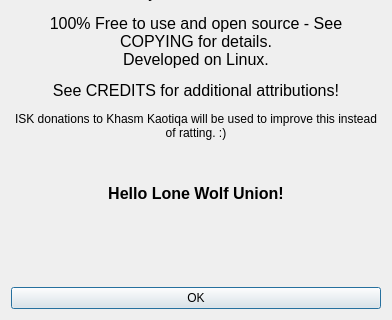
This is src/info.ui in 3vi1/IMP as Qt 5 draws it before an edit; both pictures show x 0 to 392 and y 264 to 584 of the 392 by 584 pixel window. The edited form follows.
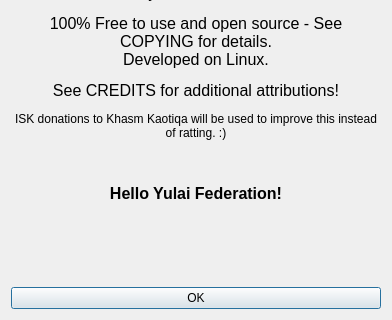
This is the edited form. Icons and pictures are not drawn.

Patch:
```diff
--- a/src/info.ui
+++ b/src/info.ui
@@ -129,7 +129,7 @@
       </sizepolicy>
      </property>
      <property name="text">
-      <string>&lt;html&gt;&lt;head/&gt;&lt;body&gt;&lt;p align=&quot;center&quot;&gt;&lt;span style=&quot; font-size:12pt;&quot;&gt;Created by Jesse Litton&lt;br/&gt;&lt;/span&gt;©&lt;span style=&quot; font-size:12pt;&quot;&gt; Copyright 2016-2017&lt;/span&gt;&lt;/p&gt;&lt;p align=&quot;center&quot;&gt;&lt;span style=&quot; font-size:12pt;&quot;&gt;Icon, logo, miscellaneous sounds, and music&lt;br/&gt;by Lorelei Litton&lt;/span&gt;&lt;/p&gt;&lt;p align=&quot;center&quot;&gt;&lt;span style=&quot; font-size:12pt;&quot;&gt;100% Free to use and open source - See COPYING for details.&lt;br/&gt;Developed on Linux.&lt;/span&gt;&lt;/p&gt;&lt;p align=&quot;center&quot;&gt;&lt;span style=&quot; font-size:12pt;&quot;&gt;See CREDITS for additional attributions!&lt;/span&gt;&lt;/p&gt;&lt;p align=&quot;center&quot;&gt;&lt;span style=&quot; font-size:9pt;&quot;&gt;ISK donations to Khasm Kaotiqa will be used to improve this instead of ratting. :)&lt;/span&gt;&lt;/p&gt;&lt;p align=&quot;center&quot;&gt;&lt;img src=&quot;:/graphics/impicon.png&quot; width=&quot;42&quot; height=&quot;42&quot;/&gt;&lt;span style=&quot; font-size:9pt;&quot;&gt;&lt;br/&gt;&lt;/span&gt;&lt;span style=&quot; font-size:12pt;&quot;&gt;&lt;br/&gt;&lt;/span&gt;&lt;span style=&quot; font-size:12pt; font-weight:600;&quot;&gt;Hello Lone Wolf Union!&lt;/span&gt;&lt;/p&gt;&lt;/body&gt;&lt;/html&gt;</string>
+      <string>&lt;html&gt;&lt;head/&gt;&lt;body&gt;&lt;p align=&quot;center&quot;&gt;&lt;span style=&quot; font-size:12pt;&quot;&gt;Created by Jesse Litton&lt;br/&gt;&lt;/span&gt;©&lt;span style=&quot; font-size:12pt;&quot;&gt; Copyright 2016-2017&lt;/span&gt;&lt;/p&gt;&lt;p align=&quot;center&quot;&gt;&lt;span style=&quot; font-size:12pt;&quot;&gt;Icon, logo, miscellaneous sounds, and music&lt;br/&gt;by Lorelei Litton&lt;/span&gt;&lt;/p&gt;&lt;p align=&quot;center&quot;&gt;&lt;span style=&quot; font-size:12pt;&quot;&gt;100% Free to use and open source - See COPYING for details.&lt;br/&gt;Developed on Linux.&lt;/span&gt;&lt;/p&gt;&lt;p align=&quot;center&quot;&gt;&lt;span style=&quot; font-size:12pt;&quot;&gt;See CREDITS for additional attributions!&lt;/span&gt;&lt;/p&gt;&lt;p align=&quot;center&quot;&gt;&lt;span style=&quot; font-size:9pt;&quot;&gt;ISK donations to Khasm Kaotiqa will be used to improve this instead of ratting. :)&lt;/span&gt;&lt;/p&gt;&lt;p align=&quot;center&quot;&gt;&lt;img src=&quot;:/graphics/impicon.png&quot; width=&quot;42&quot; height=&quot;42&quot;/&gt;&lt;span style=&quot; font-size:9pt;&quot;&gt;&lt;br/&gt;&lt;/span&gt;&lt;span style=&quot; font-size:12pt;&quot;&gt;&lt;br/&gt;&lt;/span&gt;&lt;span style=&quot; font-size:12pt; font-weight:600;&quot;&gt;Hello Yulai Federation!&lt;/span&gt;&lt;/p&gt;&lt;/body&gt;&lt;/html&gt;</string>
      </property>
      <property name="wordWrap">
       <bool>true</bool>
```
